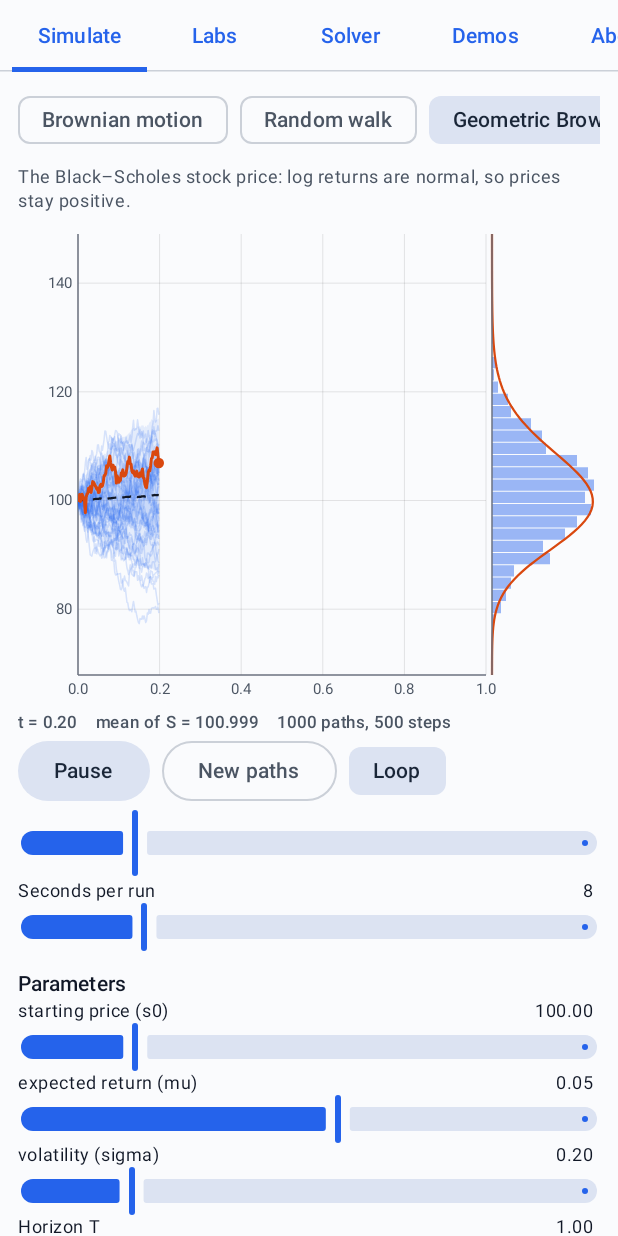
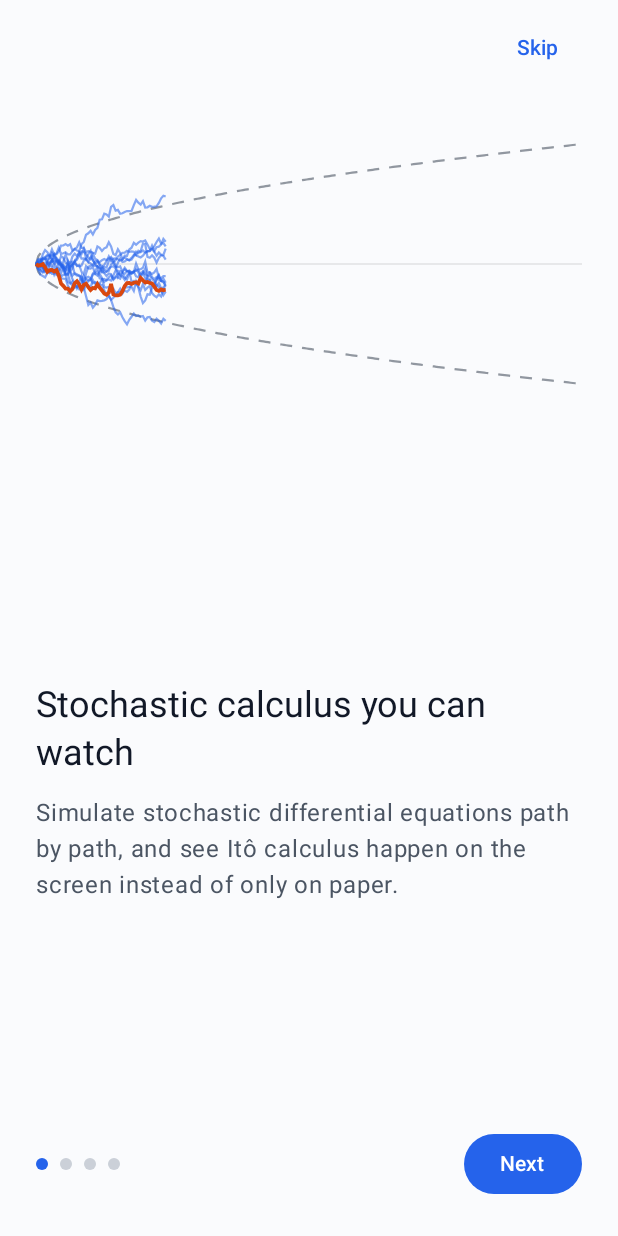
Before and after one commit to rokasklydzia/SDESolverApp, an Android app built with Jetpack Compose: the screen it shows after launch (MainActivity), on a phone screen of 412 x 824 dp. Run offline under Robolectric (Android 15) with nearby library versions, the phone set to English and light mode, and no system bars.

Commit message:
Add a short intro on first launch, over a live fan of Brownian paths
Four pages: what the app is, Simulate, Labs and Solver, and how to get around a chart. About can
show it again. The screenshot tour starts past it.

Co-Authored-By: Claude Opus 5.5 <noreply@anthropic.com>
Claude-Session: https://claude.ai/code/session_01BBvW8wmT7Trnq1QnZpS9dD

```diff
--- a/androidApp/src/main/java/app/sde/AppSettings.kt
+++ b/androidApp/src/main/java/app/sde/AppSettings.kt
@@ -20,7 +20,7 @@ enum class ThemeMode(val label: String) {
 
 /** The few choices the app remembers between launches, as Compose state. */
 class AppSettings(context: Context) {
-    private val prefs = context.getSharedPreferences("settings", Context.MODE_PRIVATE)
+    private val prefs = context.getSharedPreferences(PREFERENCES, Context.MODE_PRIVATE)
 
     private var _themeMode by mutableStateOf(
         ThemeMode.entries.firstOrNull { it.name == prefs.getString(THEME, null) } ?: ThemeMode.SYSTEM,
@@ -32,7 +32,19 @@ class AppSettings(context: Context) {
             prefs.edit().putString(THEME, value.name).apply()
         }
 
-    private companion object {
-        const val THEME = "theme"
+    private var _introSeen by mutableStateOf(prefs.getBoolean(INTRO_SEEN, false))
+    var introSeen: Boolean
+        get() = _introSeen
+        set(value) {
+            _introSeen = value
+            prefs.edit().putBoolean(INTRO_SEEN, value).apply()
+        }
+
+    companion object {
+        private const val THEME = "theme"
+
+        /** Also set by the screenshot tour, which starts past the intro. */
+        const val INTRO_SEEN = "intro_seen"
+        const val PREFERENCES = "settings"
     }
 }
--- a/androidApp/src/main/java/app/sde/ui/AboutScreen.kt
+++ b/androidApp/src/main/java/app/sde/ui/AboutScreen.kt
@@ -13,6 +13,7 @@ import androidx.compose.material3.FilledTonalButton
 import androidx.compose.material3.FilterChip
 import androidx.compose.material3.MaterialTheme
 import androidx.compose.material3.Text
+import androidx.compose.material3.TextButton
 import androidx.compose.runtime.Composable
 import androidx.compose.runtime.getValue
 import androidx.compose.runtime.mutableStateOf
@@ -57,6 +58,9 @@ fun AboutScreen(settings: AppSettings) {
                 "Made as a project for a course in stochastic analysis.",
             style = MaterialTheme.typography.bodyMedium,
         )
+
+        Spacer(Modifier.height(4.dp))
+        TextButton(onClick = { settings.introSeen = false }) { Text("Show the intro again") }
 
         SectionTitle("Appearance")
         Row(horizontalArrangement = Arrangement.spacedBy(8.dp)) {
--- a/androidApp/src/main/java/app/sde/ui/AppRoot.kt
+++ b/androidApp/src/main/java/app/sde/ui/AppRoot.kt
@@ -20,6 +20,10 @@ private val tabs = listOf("Simulate", "Labs", "Solver", "Demos", "About")
 
 @Composable
 fun AppRoot(settings: AppSettings) {
+    if (!settings.introSeen) {
+        IntroScreen(onDone = { settings.introSeen = true })
+        return
+    }
     var selected by rememberSaveable { mutableIntStateOf(0) }
     Surface(Modifier.fillMaxSize()) {
         Column(Modifier.fillMaxSize().safeDrawingPadding()) {
--- /dev/null
+++ b/androidApp/src/main/java/app/sde/ui/IntroScreen.kt
@@ -0,0 +1,152 @@
+package app.sde.ui
+
+import androidx.compose.foundation.Canvas
+import androidx.compose.foundation.ExperimentalFoundationApi
+import androidx.compose.foundation.background
+import androidx.compose.foundation.layout.Arrangement
+import androidx.compose.foundation.layout.Box
+import androidx.compose.foundation.layout.Column
+import androidx.compose.foundation.layout.Row
+import androidx.compose.foundation.layout.Spacer
+import androidx.compose.foundation.layout.fillMaxSize
+import androidx.compose.foundation.layout.fillMaxWidth
+import androidx.compose.foundation.layout.height
+import androidx.compose.foundation.layout.padding
+import androidx.compose.foundation.layout.safeDrawingPadding
+import androidx.compose.foundation.layout.size
+import androidx.compose.foundation.pager.HorizontalPager
+import androidx.compose.foundation.pager.rememberPagerState
+import androidx.compose.foundation.shape.CircleShape
+import androidx.compose.material3.Button
+import androidx.compose.material3.MaterialTheme
+import androidx.compose.material3.Surface
+import androidx.compose.material3.Text
+import androidx.compose.material3.TextButton
+import androidx.compose.runtime.Composable
+import androidx.compose.runtime.getValue
+import androidx.compose.runtime.mutableLongStateOf
+import androidx.compose.runtime.remember
+import androidx.compose.runtime.rememberCoroutineScope
+import androidx.compose.runtime.setValue
+import androidx.compose.ui.Alignment
+import androidx.compose.ui.Modifier
+import androidx.compose.ui.draw.clip
+import androidx.compose.ui.geometry.Offset
+import androidx.compose.ui.graphics.Path
+import androidx.compose.ui.graphics.PathEffect
+import androidx.compose.ui.graphics.drawscope.Stroke
+import androidx.compose.ui.unit.dp
+import kotlinx.coroutines.launch
+import sde.ito.ItoSums
+import sde.montecarlo.TimeGrid
+import sde.random.SeededRandom
+import kotlin.math.sqrt
+
+private class IntroPage(val title: String, val body: String)
+
+private val introPages = listOf(
+    IntroPage(
+        "Stochastic calculus you can watch",
+        "Simulate stochastic differential equations path by path, and see Itô calculus happen on the screen " +
+            "instead of only on paper.",
+    ),
+    IntroPage(
+        "Simulate",
+        "Pick a model such as geometric Brownian motion, Ornstein–Uhlenbeck or Heston, or type your own drift and " +
+            "diffusion. The paths, their mean, the 5–95% band and the density of X(t) grow together.",
+    ),
+    IntroPage(
+        "Labs and Solver",
+        "The Labs put the course on screen: Itô against Stratonovich sums, quadratic variation, martingale checks, " +
+            "covariation and Monte Carlo. The Solver finds ∫h dX in closed form and solves linear SDEs.",
+    ),
+    IntroPage(
+        "Getting around a chart",
+        "Pinch to zoom, drag to pan and double-tap to fit the chart again. Play and Pause run the clock, the " +
+            "slider scrubs through time, and New paths draws a fresh sample.",
+    ),
+)
+
+/** A few pages shown on first launch, and again from the About tab, over a live fan of Brownian paths. */
+@OptIn(ExperimentalFoundationApi::class)
+@Composable
+fun IntroScreen(onDone: () -> Unit) {
+    val pager = rememberPagerState { introPages.size }
+    val scope = rememberCoroutineScope()
+    val last = pager.currentPage == introPages.lastIndex
+    Surface(Modifier.fillMaxSize()) {
+        Column(Modifier.fillMaxSize().safeDrawingPadding().padding(horizontal = 24.dp, vertical = 8.dp)) {
+            Row(Modifier.fillMaxWidth(), horizontalArrangement = Arrangement.End) {
+                TextButton(onClick = onDone) { Text("Skip") }
+            }
+            BrownianFan(Modifier.fillMaxWidth().height(240.dp))
+            Spacer(Modifier.height(24.dp))
+            HorizontalPager(pager, Modifier.fillMaxWidth().weight(1f)) { index ->
+                val page = introPages[index]
+                Column {
+                    Text(page.title, style = MaterialTheme.typography.headlineSmall)
+                    Spacer(Modifier.height(12.dp))
+                    Text(page.body, style = MaterialTheme.typography.bodyLarge, color = MaterialTheme.colorScheme.onSurfaceVariant)
+                }
+            }
+            Row(Modifier.fillMaxWidth().padding(vertical = 16.dp), verticalAlignment = Alignment.CenterVertically) {
+                Row(Modifier.weight(1f), horizontalArrangement = Arrangement.spacedBy(8.dp)) {
+                    repeat(introPages.size) { index ->
+                        val color = if (index == pager.currentPage) MaterialTheme.colorScheme.primary else MaterialTheme.colorScheme.outlineVariant
+                        Box(Modifier.size(8.dp).clip(CircleShape).background(color))
+                    }
+                }
+                Button(onClick = { if (last) onDone() else scope.launch { pager.animateScrollToPage(pager.currentPage + 1) } }) {
+                    Text(if (last) "Start" else "Next")
+                }
+            }
+        }
+    }
+}
+
+private const val FAN_PATHS = 14
+private const val FAN_STEPS = 240
+
+/** Brownian paths drawing themselves next to the ±2√t envelope, a fresh set every run. */
+@Composable
+private fun BrownianFan(modifier: Modifier) {
+    val colors = LocalChartColors.current
+    var seed by remember { mutableLongStateOf(1L) }
+    val playback = remember { Playback(FAN_STEPS).apply { secondsPerRun = 4f } }
+    PlaybackClock(playback, onRunFinished = { seed++ })
+    val grid = remember { TimeGrid(1.0, FAN_STEPS) }
+    val paths = remember(seed) {
+        val random = SeededRandom(seed)
+        List(FAN_PATHS) { ItoSums.brownianPath(grid, random) }
+    }
+
+    Canvas(modifier) {
+        val scale = size.height / 2 / 3.0
+        fun x(i: Int) = (i.toFloat() / FAN_STEPS) * size.width
+        fun y(v: Double) = (size.height / 2 - v * scale).toFloat()
+        val shown = playback.revealed.toInt().coerceIn(0, FAN_STEPS)
+
+        drawLine(colors.grid, Offset(0f, size.height / 2), Offset(size.width, size.height / 2), strokeWidth = 1.dp.toPx())
+        for (sign in listOf(1.0, -1.0)) {
+            val envelope = Path().apply {
+                moveTo(x(0), y(0.0))
+                for (i in 1..FAN_STEPS) lineTo(x(i), y(sign * 2 * sqrt(grid.time(i))))
+            }
+            drawPath(envelope, colors.label.copy(alpha = 0.6f), style = Stroke(1.5.dp.toPx(), pathEffect = PathEffect.dashPathEffect(floatArrayOf(12f, 10f))))
+        }
+        // The highlighted path last, so it stays on top.
+        for (index in paths.indices.reversed()) {
+            val w = paths[index]
+            val path = Path().apply {
+                moveTo(x(0), y(w[0]))
+                for (i in 1..shown) lineTo(x(i), y(w[i]))
+            }
+            val highlighted = index == 0
+            drawPath(
+                path,
+                if (highlighted) colors.highlight else colors.path.copy(alpha = 0.55f),
+                style = Stroke(if (highlighted) 2.5.dp.toPx() else 1.5.dp.toPx()),
+            )
+        }
+    }
+}
```
Also changed, not shown: 1 other file.
